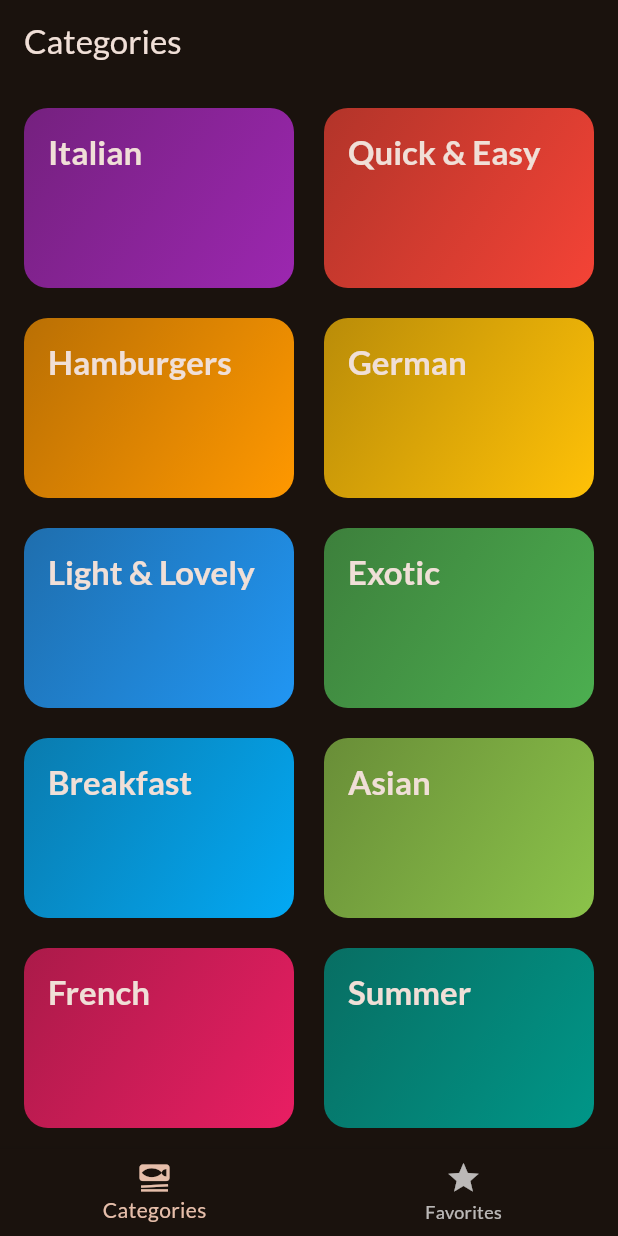
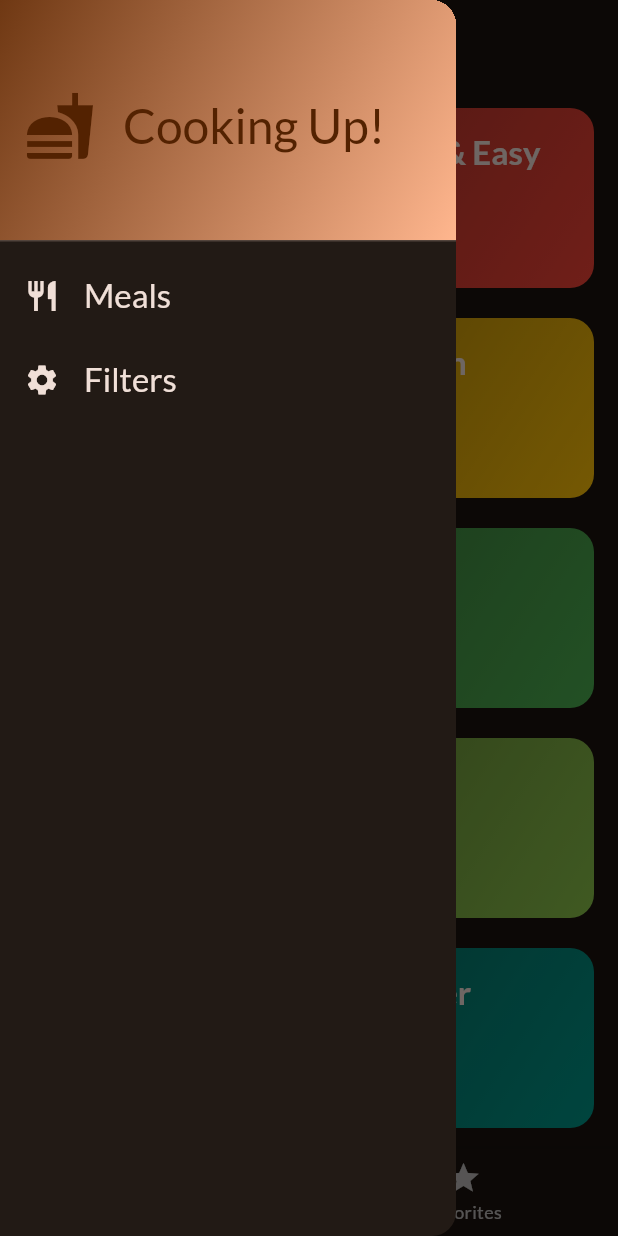
Before and after one commit to Bankole2000/meals_app_flutter, a Flutter app: the screen it shows after launch, with the side drawer open (before the commit the screen has no drawer), on a phone screen of 412 x 824 dp. Run offline on Flutter 3.47's test engine with Material 3 defaults, Android fonts, the phone set to English and light mode, and no system bars; our stand-ins replace flutter_riverpod, google_fonts, transparent_image.

```diff
--- a/lib/screens/categories.dart
+++ b/lib/screens/categories.dart
@@ -2,20 +2,31 @@ import 'package:flutter/material.dart';
 
 import 'package:meals_app/data/dummy_data.dart';
 import 'package:meals_app/models/category.dart';
+import 'package:meals_app/models/meal.dart';
 import 'package:meals_app/widgets/category_grid_item.dart';
 import 'package:meals_app/screens/meals.dart';
 
 class CategoriesScreen extends StatelessWidget {
-  const CategoriesScreen({super.key});
+  const CategoriesScreen({
+    super.key,
+    required this.onToggleFavoriteStatus,
+    required this.availableMeals,
+  });
+
+  final void Function(Meal meal) onToggleFavoriteStatus;
+  final List<Meal> availableMeals;
 
   void _selectCategory(BuildContext context, Category category) {
-    final finteredMeals = dummyMeals
+    final finteredMeals = availableMeals
         .where((meal) => meal.categories.contains(category.id))
         .toList();
     Navigator.of(context).push(
       MaterialPageRoute(
-        builder: (ctx) =>
-            MealsScreen(title: category.title, meals: finteredMeals),
+        builder: (ctx) => MealsScreen(
+          title: category.title,
+          meals: finteredMeals,
+          onToggleFavorite: onToggleFavoriteStatus,
+        ),
       ),
     );
   }
--- a/lib/screens/tabs.dart
+++ b/lib/screens/tabs.dart
@@ -1,7 +1,18 @@
 import 'package:flutter/material.dart';
+import 'package:meals_app/data/dummy_data.dart';
+import 'package:meals_app/models/meal.dart';
 
 import 'package:meals_app/screens/categories.dart';
+import 'package:meals_app/screens/filters.dart';
 import 'package:meals_app/screens/meals.dart';
+import 'package:meals_app/widgets/main_drawer.dart';
+
+const kInitialFilters = {
+  Filter.glutenFree: false,
+  Filter.lactoseFree: false,
+  Filter.vegetarian: false,
+  Filter.vegan: false,
+};
 
 class TabsScreen extends StatefulWidget {
   const TabsScreen({super.key});
@@ -12,7 +23,34 @@ class TabsScreen extends StatefulWidget {
 
 class _TabsScreenState extends State<TabsScreen> {
   int _selectedPageIndex = 0;
+  Map<Filter, bool> _selectedFilters = kInitialFilters;
   String activePageTitle = 'Categories';
+  final List<Meal> _favoriteMeals = [];
+
+  void _showInfoMessage(String message) {
+    ScaffoldMessenger.of(context).clearSnackBars();
+    ScaffoldMessenger.of(
+      context,
+    ).showSnackBar(SnackBar(content: Text(message)));
+  }
+
+  void _toggleFavoriteStatus(Meal meal) {
+    final isExisting = _favoriteMeals.contains(meal);
+
+    setState(() {
+      if (isExisting) {
+        setState(() {
+          _favoriteMeals.remove(meal);
+        });
+        _showInfoMessage('Meal removed from favorites.');
+      } else {
+        setState(() {
+          _favoriteMeals.add(meal);
+        });
+        _showInfoMessage('Meal added to favorites.');
+      }
+    });
+  }
 
   void _selectPage(int index) {
     setState(() {
@@ -20,16 +58,63 @@ class _TabsScreenState extends State<TabsScreen> {
     });
   }
 
+  void _setScreen(String identifier) async {
+    Navigator.of(context).pop();
+    if (identifier == 'filters') {
+      final result =
+          await Navigator.of(
+            context,
+            // You can also use pushReplacement which leaves no history (i.e. you can't use back)
+            // but then you can't get any result back
+            // push also returns a Future which completes when the new screen is popped
+          ).push<Map<Filter, bool>>(
+            MaterialPageRoute(
+              builder: (ctx) => FiltersScreen(currentFilters: _selectedFilters),
+            ),
+          );
+      // this returns the filters sent from the filters screen
+      print(result);
+      setState(() {
+        _selectedFilters = result ?? kInitialFilters;
+      });
+    } else if (identifier == 'meals') {
+      _selectPage(0);
+    }
+  }
+
   @override
   Widget build(BuildContext context) {
-    Widget activePage = const CategoriesScreen();
+    final availableMeals = dummyMeals.where((meal) {
+      if (_selectedFilters[Filter.glutenFree]! && !meal.isGlutenFree) {
+        return false;
+      }
+      if (_selectedFilters[Filter.lactoseFree]! && !meal.isLactoseFree) {
+        return false;
+      }
+      if (_selectedFilters[Filter.vegetarian]! && !meal.isVegetarian) {
+        return false;
+      }
+      if (_selectedFilters[Filter.vegan]! && !meal.isVegan) {
+        return false;
+      }
+      return true;
+    }).toList();
+
+    Widget activePage = CategoriesScreen(
+      onToggleFavoriteStatus: _toggleFavoriteStatus,
+      availableMeals: availableMeals,
+    );
 
     if (_selectedPageIndex == 1) {
-      activePage = const MealsScreen(title: 'Your Favorites', meals: []);
+      activePage = MealsScreen(
+        meals: _favoriteMeals,
+        onToggleFavorite: _toggleFavoriteStatus,
+      );
       activePageTitle = 'Your Favorites';
     }
 
     return Scaffold(
+      drawer: MainDrawer(onSelectScreen: _setScreen),
       appBar: AppBar(title: Text(activePageTitle)),
       body: activePage,
       bottomNavigationBar: BottomNavigationBar(
--- /dev/null
+++ b/lib/widgets/main_drawer.dart
@@ -0,0 +1,79 @@
+import 'package:flutter/material.dart';
+
+class MainDrawer extends StatelessWidget {
+  const MainDrawer({super.key, required this.onSelectScreen});
+
+  final void Function(String identifier) onSelectScreen;
+
+  @override
+  Widget build(BuildContext context) {
+    return Drawer(
+      child: Column(
+        children: [
+          DrawerHeader(
+            decoration: BoxDecoration(
+              gradient: LinearGradient(
+                colors: [
+                  Theme.of(context).colorScheme.primaryContainer,
+                  Theme.of(context).colorScheme.primary,
+                ],
+                begin: Alignment.topLeft,
+                end: Alignment.bottomRight,
+              ),
+            ),
+            child: Row(
+              children: [
+                Icon(
+                  Icons.fastfood,
+                  size: 48,
+                  color: Theme.of(context).colorScheme.onPrimary,
+                ),
+                const SizedBox(width: 18),
+                Text(
+                  'Cooking Up!',
+                  style: Theme.of(context).textTheme.headlineLarge!.copyWith(
+                    color: Theme.of(context).colorScheme.onPrimary,
+                  ),
+                ),
+              ],
+            ),
+          ),
+          // AppBar(
+          //   title: const Text('Cooking Up!'),
+          //   automaticallyImplyLeading: false,
+          // ),
+          ListTile(
+            leading: Icon(
+              Icons.restaurant,
+              color: Theme.of(context).colorScheme.onSurface,
+            ),
+            title: Text(
+              'Meals',
+              style: Theme.of(context).textTheme.titleLarge!.copyWith(
+                color: Theme.of(context).colorScheme.onSurface,
+              ),
+            ),
+            onTap: () {
+              onSelectScreen('meals');
+            },
+          ),
+          ListTile(
+            leading: Icon(
+              Icons.settings,
+              color: Theme.of(context).colorScheme.onSurface,
+            ),
+            title: Text(
+              'Filters',
+              style: Theme.of(context).textTheme.titleLarge!.copyWith(
+                color: Theme.of(context).colorScheme.onSurface,
+              ),
+            ),
+            onTap: () {
+              onSelectScreen('filters');
+            },
+          ),
+        ],
+      ),
+    );
+  }
+}
--- a/pubspec.yaml
+++ b/pubspec.yaml
@@ -36,6 +36,7 @@ dependencies:
   cupertino_icons: ^1.0.8
   google_fonts: ^6.3.1
   transparent_image: ^2.0.1
+  flutter_riverpod: ^3.0.0
 
 dev_dependencies:
   flutter_test:
```
Also changed, not shown: lib/providers/meals_provider.dart (added, +8 -0 lines), lib/screens/filters.dart (added, +154 -0 lines), lib/screens/meal_details.dart (+17 -2 lines), lib/screens/meals.dart (+22 -10 lines), pubspec.lock.
